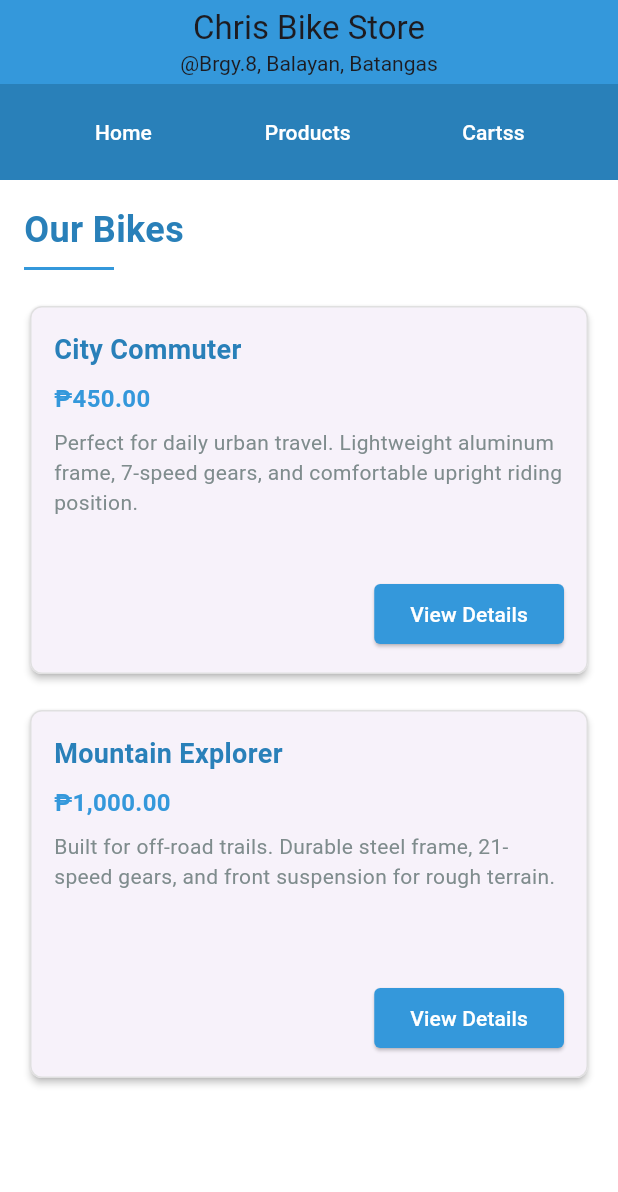
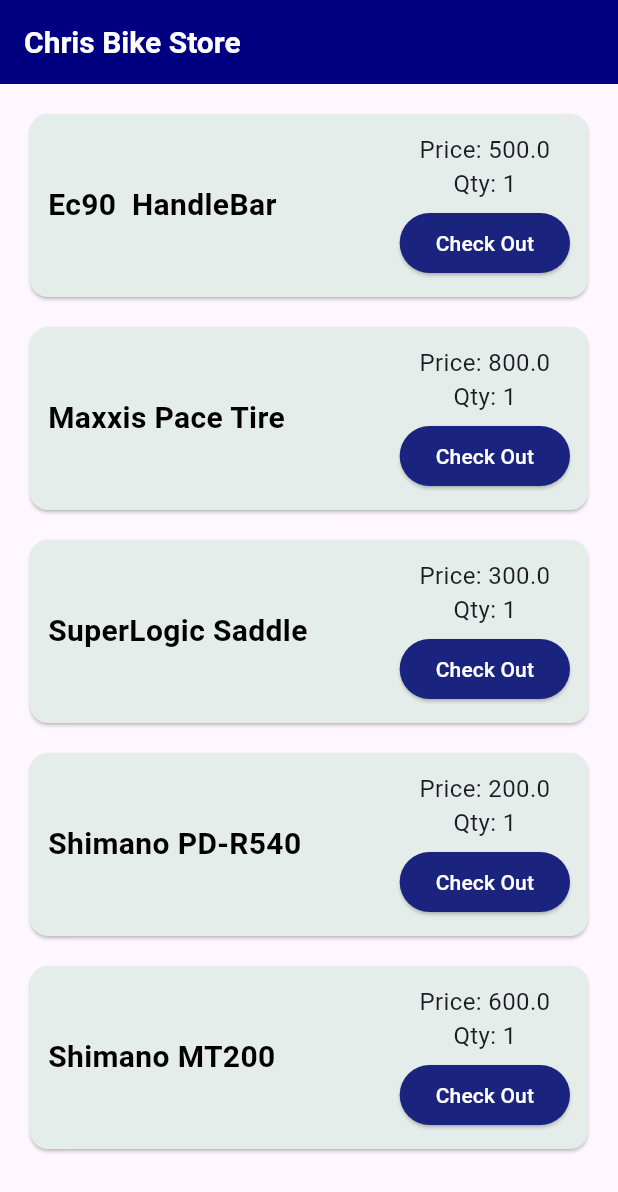
Before and after one commit to denielrivera23/android-studio, a Flutter app: the screen it shows after launch, on a phone screen of 412 x 824 dp. Shown: the top 1192 px of the screen. Run offline on Flutter 3.47's test engine with Material 3 defaults, Android fonts, the phone set to English and light mode, and no system bars; missing offline and left inert: dart:ffi.

Commit message:
Dynamic ui 1

```diff
--- a/lib/main.dart
+++ b/lib/main.dart
@@ -1,202 +1,9 @@
 import 'package:flutter/material.dart';
+import 'package:untitled/pages/Dashboard.dart';
+import 'package:untitled/pages/ListItems.dart';
 
 void main() {
-  runApp(const BikeShopApp());
+  runApp(const MaterialApp(
+    home: ListItems(),
+  ));
 }
-
-class BikeShopApp extends StatelessWidget {
-  const BikeShopApp({super.key});
-
-  @override
-  Widget build(BuildContext context) {
-    return MaterialApp(
-      title: 'Chris Bike Store',
-      theme: ThemeData(
-        primarySwatch: Colors.blue,
-        scaffoldBackgroundColor: Colors.white,
-        appBarTheme: const AppBarTheme(
-          backgroundColor: Color(0xFF3498DB),
-          centerTitle: true,
-          elevation: 0,
-        ),
-      ),
-      home: const BikeShopHomePage(),
-      debugShowCheckedModeBanner: false,
-    );
-  }
-}
-
-class BikeShopHomePage extends StatelessWidget {
-  const BikeShopHomePage({super.key});
-
-  @override
-  Widget build(BuildContext context) {
-    return Scaffold(
-      appBar: AppBar(
-        title: const Column(
-          children: [
-            Text('Chris Bike Store'),
-            Text(
-              '@Brgy.8, Balayan, Batangas',
-              style: TextStyle(fontSize: 14),
-            ),
-          ],
-        ),
-      ),
-      body: Column(
-        children: [
-          Container(
-            color: const Color(0xFF2980B9),
-            child: const Padding(
-              padding: EdgeInsets.symmetric(vertical: 8.0),
-              child: Row(
-                mainAxisAlignment: MainAxisAlignment.spaceEvenly,
-                children: [
-                  NavButton(title: 'Home'),
-                  NavButton(title: 'Products'),
-                  NavButton(title: 'Cartss'),
-                ],
-              ),
-            ),
-          ),
-          Expanded(
-            child: SingleChildScrollView(
-              padding: const EdgeInsets.all(16.0),
-              child: Column(
-                crossAxisAlignment: CrossAxisAlignment.start,
-                children: [
-                  const Text(
-                    'Our Bikes',
-                    style: TextStyle(
-                      fontSize: 24,
-                      fontWeight: FontWeight.bold,
-                      color: Color(0xFF2980B9),
-                    ),
-                  ),
-                  const SizedBox(height: 8),
-                  Container(
-                    height: 2,
-                    width: 60,
-                    color: const Color(0xFF3498DB),
-                  ),
-                  const SizedBox(height: 20),
-                  GridView.count(
-                    crossAxisCount: MediaQuery.of(context).size.width > 600 ? 2 : 1,
-                    shrinkWrap: true,
-                    physics: const NeverScrollableScrollPhysics(),
-                    childAspectRatio: 1.5,
-                    crossAxisSpacing: 16,
-                    mainAxisSpacing: 16,
-                    children: const [
-                      ProductCard(
-                        name: 'City Commuter',
-                        price: '\₱450.00',
-                        description: 'Perfect for daily urban travel. Lightweight aluminum frame, 7-speed gears, and comfortable upright riding position.',
-                      ),
-                      ProductCard(
-                        name: 'Mountain Explorer',
-                        price: '\₱1,000.00',
-                        description: 'Built for off-road trails. Durable steel frame, 21-speed gears, and front suspension for rough terrain.',
-                      ),
-                    ],
-                  ),
-                ],
-              ),
-            ),
-          ),
-        ],
-      ),
-    );
-  }
-}
-
-class NavButton extends StatelessWidget {
-  final String title;
-
-  const NavButton({super.key, required this.title});
-
-  @override
-  Widget build(BuildContext context) {
-    return TextButton(
-      onPressed: () {},
-      style: TextButton.styleFrom(
-        foregroundColor: Colors.white,
-      ),
-      child: Text(title),
-    );
-  }
-}
-
-class ProductCard extends StatelessWidget {
-  final String name;
-  final String price;
-  final String description;
-
-  const ProductCard({
-    super.key,
-    required this.name,
-    required this.price,
-    required this.description,
-  });
-
-  @override
-  Widget build(BuildContext context) {
-    return Card(
-      elevation: 2,
-      shape: RoundedRectangleBorder(
-        borderRadius: BorderRadius.circular(8),
-        side: const BorderSide(color: Color(0xFFE0E0E0)),
-      ), // <-- Fixed parenthesis here
-      child: Padding(
-        padding: const EdgeInsets.all(16.0),
-        child: Column(
-          crossAxisAlignment: CrossAxisAlignment.start,
-          children: [
-            Text(
-              name,
-              style: const TextStyle(
-                fontSize: 18,
-                fontWeight: FontWeight.bold,
-                color: Color(0xFF2980B9),
-              ),
-            ),
-            const SizedBox(height: 8),
-            Text(
-              price,
-              style: const TextStyle(
-                fontSize: 16,
-                fontWeight: FontWeight.bold,
-                color: Color(0xFF3498DB),
-              ),
-            ),
-            const SizedBox(height: 8),
-            Text(
-              description,
-              style: const TextStyle(
-                fontSize: 14,
-                color: Color(0xFF7F8C8D),
-              ),
-            ),
-            const Spacer(),
-            Align(
-              alignment: Alignment.bottomRight,
-              child: ElevatedButton(
-                onPressed: () {},
-                style: ElevatedButton.styleFrom(
-                  backgroundColor: const Color(0xFF3498DB),
-                  shape: RoundedRectangleBorder(
-                    borderRadius: BorderRadius.circular(4),
-                  ),
-                ),
-                child: const Text(
-                  'View Details',
-                  style: TextStyle(color: Colors.white),
-                ),
-              ),
-            ),
-          ],
-        ),
-      ),
-    );
-  }
-}
--- /dev/null
+++ b/lib/pages/Dashboard.dart
@@ -0,0 +1,198 @@
+import 'package:flutter/material.dart';
+
+class BikeShopApp extends StatelessWidget {
+  const BikeShopApp({super.key});
+
+  @override
+  Widget build(BuildContext context) {
+    return MaterialApp(
+      title: 'Chris Bike Store',
+      theme: ThemeData(
+        primarySwatch: Colors.blue,
+        scaffoldBackgroundColor: Colors.white,
+        appBarTheme: const AppBarTheme(
+          backgroundColor: Color(0xFF3498DB),
+          centerTitle: true,
+          elevation: 0,
+        ),
+      ),
+      home: const BikeShopHomePage(),
+      debugShowCheckedModeBanner: false,
+    );
+  }
+}
+
+class BikeShopHomePage extends StatelessWidget {
+  const BikeShopHomePage({super.key});
+
+  @override
+  Widget build(BuildContext context) {
+    return Scaffold(
+      appBar: AppBar(
+        title: const Column(
+          children: [
+            Text('Chris Bike Store'),
+            Text(
+              '@Brgy.8, Balayan, Batangas',
+              style: TextStyle(fontSize: 14),
+            ),
+          ],
+        ),
+      ),
+      body: Column(
+        children: [
+          Container(
+            color: const Color(0xFF2980B9),
+            child: const Padding(
+              padding: EdgeInsets.symmetric(vertical: 8.0),
+              child: Row(
+                mainAxisAlignment: MainAxisAlignment.spaceEvenly,
+                children: [
+                  NavButton(title: 'Home'),
+                  NavButton(title: 'Products'),
+                  NavButton(title: 'Cartss'),
+                ],
+              ),
+            ),
+          ),
+          Expanded(
+            child: SingleChildScrollView(
+              padding: const EdgeInsets.all(16.0),
+              child: Column(
+                crossAxisAlignment: CrossAxisAlignment.start,
+                children: [
+                  const Text(
+                    'Our Bikes',
+                    style: TextStyle(
+                      fontSize: 24,
+                      fontWeight: FontWeight.bold,
+                      color: Color(0xFF2980B9),
+                    ),
+                  ),
+                  const SizedBox(height: 8),
+                  Container(
+                    height: 2,
+                    width: 60,
+                    color: const Color(0xFF3498DB),
+                  ),
+                  const SizedBox(height: 20),
+                  GridView.count(
+                    crossAxisCount: MediaQuery.of(context).size.width > 600 ? 2 : 1,
+                    shrinkWrap: true,
+                    physics: const NeverScrollableScrollPhysics(),
+                    childAspectRatio: 1.5,
+                    crossAxisSpacing: 16,
+                    mainAxisSpacing: 16,
+                    children: const [
+                      ProductCard(
+                        name: 'City Commuter',
+                        price: '\₱450.00',
+                        description: 'Perfect for daily urban travel. Lightweight aluminum frame, 7-speed gears, and comfortable upright riding position.',
+                      ),
+                      ProductCard(
+                        name: 'Mountain Explorer',
+                        price: '\₱1,000.00',
+                        description: 'Built for off-road trails. Durable steel frame, 21-speed gears, and front suspension for rough terrain.',
+                      ),
+                    ],
+                  ),
+                ],
+              ),
+            ),
+          ),
+        ],
+      ),
+    );
+  }
+}
+
+class NavButton extends StatelessWidget {
+  final String title;
+
+  const NavButton({super.key, required this.title});
+
+  @override
+  Widget build(BuildContext context) {
+    return TextButton(
+      onPressed: () {},
+      style: TextButton.styleFrom(
+        foregroundColor: Colors.white,
+      ),
+      child: Text(title),
+    );
+  }
+}
+
+class ProductCard extends StatelessWidget {
+  final String name;
+  final String price;
+  final String description;
+
+  const ProductCard({
+    super.key,
+    required this.name,
+    required this.price,
+    required this.description,
+  });
+
+  @override
+  Widget build(BuildContext context) {
+    return Card(
+      elevation: 2,
+      shape: RoundedRectangleBorder(
+        borderRadius: BorderRadius.circular(8),
+        side: const BorderSide(color: Color(0xFFE0E0E0)),
+      ), // <-- Fixed parenthesis here
+      child: Padding(
+        padding: const EdgeInsets.all(16.0),
+        child: Column(
+          crossAxisAlignment: CrossAxisAlignment.start,
+          children: [
+            Text(
+              name,
+              style: const TextStyle(
+                fontSize: 18,
+                fontWeight: FontWeight.bold,
+                color: Color(0xFF2980B9),
+              ),
+            ),
+            const SizedBox(height: 8),
+            Text(
+              price,
+              style: const TextStyle(
+                fontSize: 16,
+                fontWeight: FontWeight.bold,
+                color: Color(0xFF3498DB),
+              ),
+            ),
+            const SizedBox(height: 8),
+            Text(
+              description,
+              style: const TextStyle(
+                fontSize: 14,
+                color: Color(0xFF7F8C8D),
+              ),
+            ),
+            const Spacer(),
+            Align(
+              alignment: Alignment.bottomRight,
+              child: ElevatedButton(
+                onPressed: () {},
+                style: ElevatedButton.styleFrom(
+                  backgroundColor: const Color(0xFF3498DB),
+                  shape: RoundedRectangleBorder(
+                    borderRadius: BorderRadius.circular(4),
+                  ),
+                ),
+                child: const Text(
+                  'View Details',
+                  style: TextStyle(color: Colors.white),
+                ),
+              ),
+            ),
+          ],
+        ),
+      ),
+    );
+  }
+}
--- /dev/null
+++ b/lib/pages/ItemCard.dart
@@ -0,0 +1,58 @@
+import 'package:flutter/material.dart';
+import 'package:untitled/pages/Products.dart';
+
+class Itemcard extends StatelessWidget {
+  final Products products;
+  const Itemcard({
+    super.key,
+    required this.products,
+  });
+
+  @override
+  Widget build(BuildContext context) {
+    return Card(
+      color: Color(0xFFE5EDEB), // Almond background color
+      child: Padding(
+        padding: const EdgeInsets.all(12.0),
+        child: Row(
+          children: [
+            Expanded(
+              child: Text(
+                products.Item,
+                style: const TextStyle(
+                  fontSize: 20,
+                  fontWeight: FontWeight.bold,
+                  color: Color.fromARGB(255, 0, 0, 0),
+                ),
+              ),
+            ),
+            Column(
+              crossAxisAlignment: CrossAxisAlignment.center,
+              children: [
+                Text(
+                  'Price: ${products.Price}',
+                  style: const TextStyle(fontSize: 16),
+                ),
+                Text(
+                  'Qty: ${products.Quantity}',
+                  style: const TextStyle(fontSize: 16),
+                ),
+                const SizedBox(height: 4), // spacing
+                ElevatedButton(
+                  onPressed: () {
+                    // Add your checkout logic here
+                  },
+                  style: ElevatedButton.styleFrom(
+                    backgroundColor: Colors.indigo[900], // navy blue
+                    foregroundColor: Colors.white, // font color
+                  ),
+                  child: const Text('Check Out'),
+                ),
+              ],
+            ),
+          ],
+        ),
+      ),
+    );
+  }
+}
--- /dev/null
+++ b/lib/pages/ListItems.dart
@@ -0,0 +1,48 @@
+import 'package:flutter/material.dart';
+import 'package:untitled/pages/ItemCard.dart';
+import 'package:untitled/pages/Products.dart';
+
+class ListItems extends StatefulWidget {
+  const ListItems({super.key});
+
+  @override
+  State<ListItems> createState() => ListItemsState();
+}
+
+class ListItemsState extends State<ListItems> {
+  List<Products> products = [
+    Products(Item: 'Ec90  HandleBar', Price: 500.00, Quantity: 1),
+    Products(Item: 'Maxxis Pace Tire', Price: 800.00, Quantity: 1),
+    Products(Item: 'SuperLogic Saddle', Price: 300.00, Quantity: 1),
+    Products(Item: 'Shimano PD-R540', Price: 200.00, Quantity: 1),
+    Products(Item: 'Shimano MT200', Price: 600.00, Quantity: 1),
+  ];
+
+  @override
+  Widget build(BuildContext context) {
+    return Scaffold(
+      appBar: AppBar(
+        backgroundColor: const Color.fromARGB(255, 0, 0, 128), // Opaque color
+        title: const Text(
+          'Chris Bike Store',
+          style: TextStyle(
+            fontSize: 20,
+            fontWeight: FontWeight.bold,
+            color: Color.fromARGB(255, 255, 255, 255),
+          ),
+        ),
+      ),
+      body: Padding(
+        padding: const EdgeInsets.all(16.0),
+        child: ListView.separated(
+          itemCount: products.length,
+          separatorBuilder: (context, index) => const SizedBox(height: 12),
+          itemBuilder: (context, index) {
+            final product = products[index];
+            return Itemcard(products: product); // Use correct class name
+          },
+        ),
+      ),
+    );
+  }
+}
--- /dev/null
+++ b/lib/pages/Products.dart
@@ -0,0 +1,13 @@
+import 'dart:ffi';
+
+class Products{
+  String Item;
+  double Price;
+  int Quantity;
+
+Products({
+    required this.Item,
+    required this.Price,
+    required this.Quantity,
+  });
+}
```
